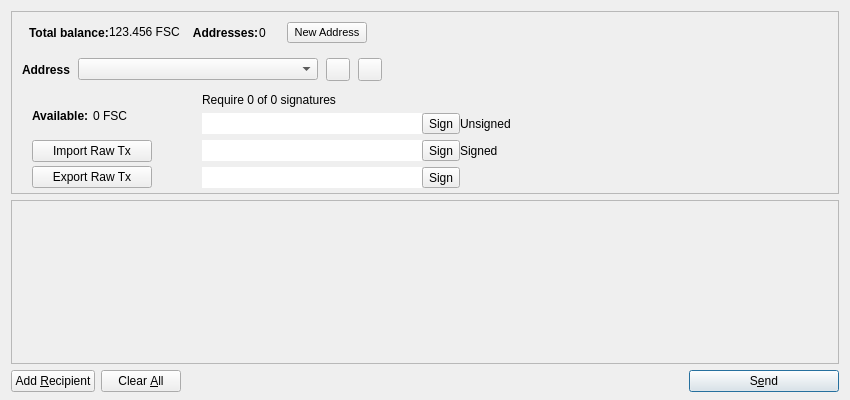
This is src/qt/forms/multisigdialog.ui in 60E/naocanfen as Qt 5 draws it before an edit. The edited form follows.
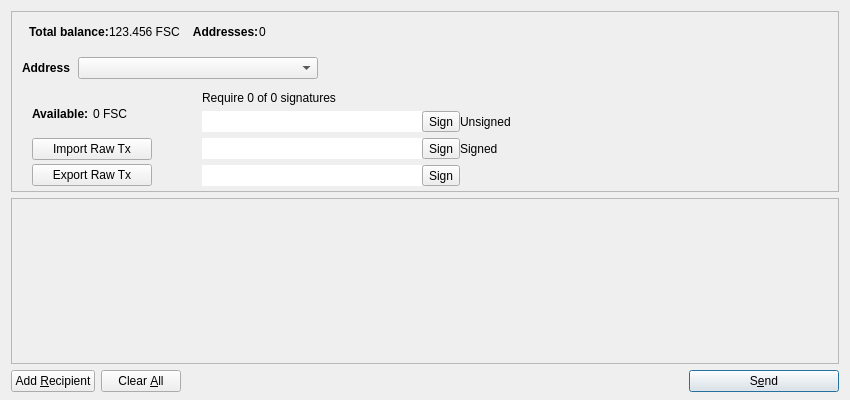
This is the edited form. Icons and pictures are not drawn.

Commit message: MultiSig address create, import and export move to address page

What changed in the file:
```diff
--- a/src/qt/forms/multisigdialog.ui
+++ b/src/qt/forms/multisigdialog.ui
@@ -134,22 +134,6 @@
             </property>
            </widget>
           </item>
-          <item>
-           <widget class="QPushButton" name="btnCreateAddr">
-            <property name="font">
-             <font>
-              <pointsize>8</pointsize>
-             </font>
-            </property>
-            <property name="text">
-             <string>New Address</string>
-            </property>
-            <property name="icon">
-             <iconset resource="../bitcoin.qrc">
-              <normaloff>:/icons/add</normaloff>:/icons/add</iconset>
-            </property>
-           </widget>
-          </item>
           <item>
            <spacer name="horizontalSpacer_2">
             <property name="orientation">
@@ -166,7 +150,7 @@
          </layout>
         </item>
         <item>
-         <layout class="QHBoxLayout" name="horizontalLayoutCoinControl2" stretch="0,0,0,0,0">
+         <layout class="QHBoxLayout" name="horizontalLayoutCoinControl2" stretch="0,0,0">
           <property name="spacing">
            <number>8</number>
           </property>
@@ -223,34 +207,6 @@
             </property>
            </widget>
           </item>
-          <item>
-           <widget class="QToolButton" name="btnExportAddr">
-            <property name="toolTip">
-             <string>Export MultiSig Address</string>
-            </property>
-            <property name="text">
-             <string/>
-            </property>
-            <property name="icon">
-             <iconset resource="../bitcoin.qrc">
-              <normaloff>:/icons/export2</normaloff>:/icons/export2</iconset>
-            </property>
-           </widget>
-          </item>
-          <item>
-           <widget class="QToolButton" name="btnImportAddr">
-            <property name="toolTip">
-             <string>Import MultiSig Address</string>
-            </property>
-            <property name="text">
-             <string/>
-            </property>
-            <property name="icon">
-             <iconset resource="../bitcoin.qrc">
-              <normaloff>:/icons/import</normaloff>:/icons/import</iconset>
-            </property>
-           </widget>
-          </item>
           <item>
            <spacer name="horizontalSpacerCoinControl">
             <property name="orientation">
@@ -643,7 +599,7 @@
         <x>0</x>
         <y>0</y>
         <width>828</width>
-        <height>134</height>
+        <height>142</height>
        </rect>
       </property>
       <layout class="QVBoxLayout" name="verticalLayout_2">
```
The commit also changes 10 other files.
